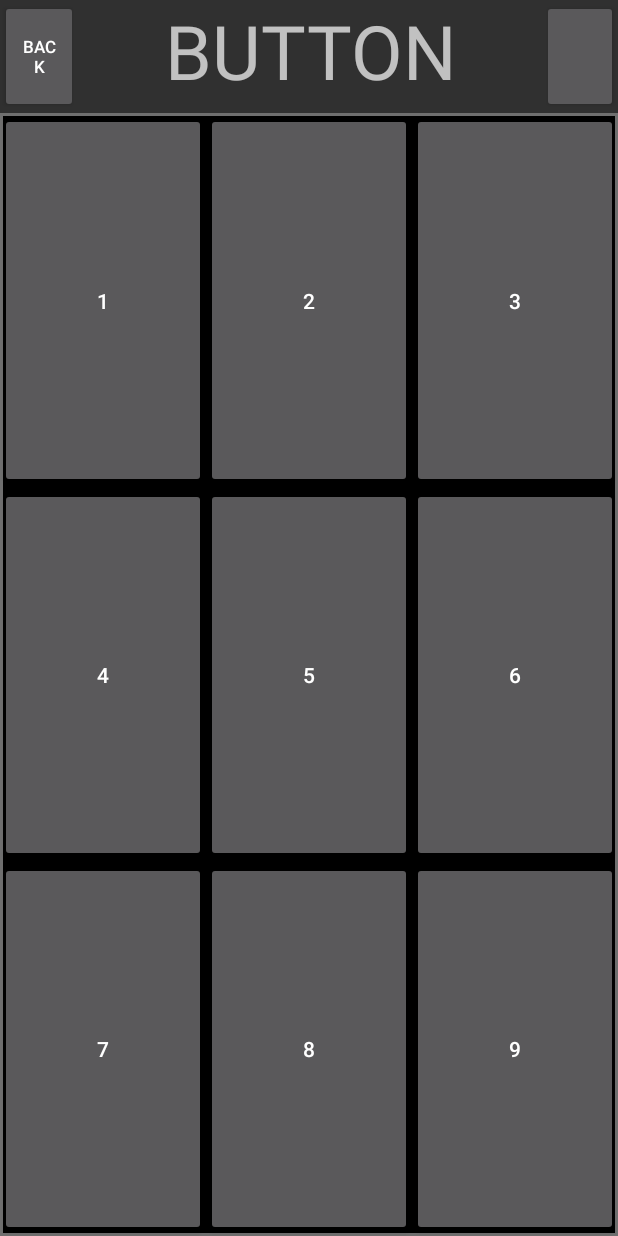
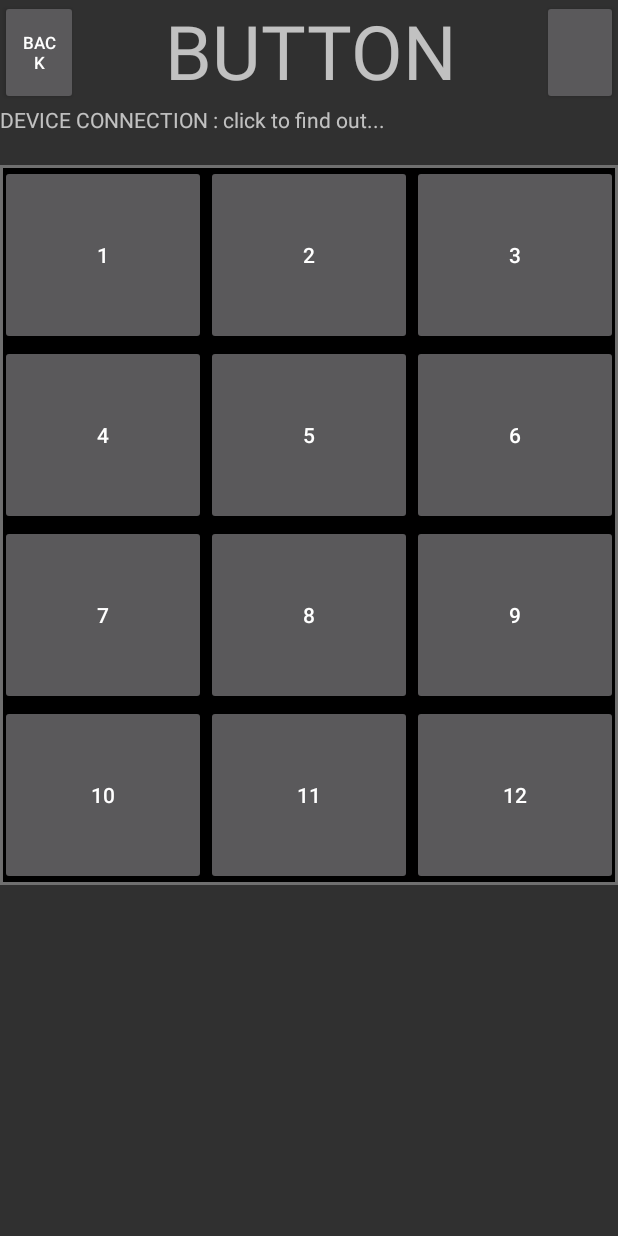
Before and after one commit to woomurf/2018-OpenSource-Project-Robo-Hand, an Android app: the ButtonActivity screen opened directly, with no data from a screen before it, on a phone screen of 412 x 824 dp. Run offline under Robolectric (Android 15) with nearby library versions, the phone set to English and light mode, and no system bars; libraries missing offline, so code that uses them is left out: app.akexorcist.bluetotohspp; 5 statements that could not run were skipped.

Commit message:
1. 전송할 데이터 전용 클래스 작성 2. 블루투스 이슈 관련 수정 - 테스트 필요

```diff
--- a/Robohand/app/src/main/java/com/example/hw/robohand/BluetoothSetting.java
+++ b/Robohand/app/src/main/java/com/example/hw/robohand/BluetoothSetting.java
@@ -27,7 +27,7 @@ public class BluetoothSetting extends AppCompatActivity {
         START = (Button)findViewById(R.id.START);
 
         FIRST_BT = new BluetoothSPP(BluetoothSetting.this);
-        //FIRST_BT.getBluetoothAdapter();
+        FIRST_BT.getBluetoothAdapter();
         FIRST_BT.setupService();
 
         START.setOnClickListener(new View.OnClickListener() {
--- a/Robohand/app/src/main/java/com/example/hw/robohand/ButtonActivity.java
+++ b/Robohand/app/src/main/java/com/example/hw/robohand/ButtonActivity.java
@@ -5,6 +5,7 @@ import android.os.Bundle;
 import android.support.v7.app.AppCompatActivity;
 import android.view.View;
 import android.widget.Button;
+import android.widget.TextView;
 import android.widget.Toast;
 
 import app.akexorcist.bluetotohspp.library.BluetoothSPP;
@@ -14,8 +15,9 @@ public class ButtonActivity extends AppCompatActivity {
 
     private Button back;
     private Button settings;
+    private TextView connectionCheck;
     private Button button[];
-    private String msg[];
+    private dataString dSet;
 
     BluetoothSPP BUTTON_BT;
 
@@ -29,11 +31,11 @@ public class ButtonActivity extends AppCompatActivity {
 
         back = (Button)findViewById(R.id.button_back);
 
-        msg = new String[9];
-        for(int i = 0; i < 9; i++)
-            msg[i] = String.valueOf(i);
+        connectionCheck = (TextView)findViewById(R.id.connectionCheck);
 
-        button = new Button[9];
+        dSet = new dataString();
+
+        button = new Button[12];
         button[0] = (Button)findViewById(R.id.button1);
         button[1] = (Button)findViewById(R.id.button2);
         button[2] = (Button)findViewById(R.id.button3);
@@ -43,9 +45,12 @@ public class ButtonActivity extends AppCompatActivity {
         button[6] = (Button)findViewById(R.id.button7);
         button[7] = (Button)findViewById(R.id.button8);
         button[8] = (Button)findViewById(R.id.button9);
+        button[9] = (Button)findViewById(R.id.button10);
+        button[10] = (Button)findViewById(R.id.button11);
+        button[11] = (Button)findViewById(R.id.button12);
 
         BUTTON_BT = new BluetoothSPP(ButtonActivity.this);
-        //BUTTON_BT.getBluetoothAdapter();
+        BUTTON_BT.getBluetoothAdapter();
         BUTTON_BT.setupService();
 
         try {
@@ -58,15 +63,24 @@ public class ButtonActivity extends AppCompatActivity {
             finish();
         }
 
-        for(int idx = 0; idx < 9; idx++) {
+        for(int idx = 0; idx < 12; idx++) {
             button[idx].setOnClickListener(new ButtonClickListener(idx) {
                 @Override
                 public void onClick(View v) {
-                    BUTTON_BT.send(msg[index], true);
+                    BUTTON_BT.send(dSet.getData(index), true);
                 }
             });
         }
-
+        connectionCheck.setOnClickListener(new View.OnClickListener() {
+            @Override
+            public void onClick(View v) {
+                if(BUTTON_BT.isBluetoothEnabled() && BUTTON_BT.isBluetoothAvailable()) {
+                    connectionCheck.setText("GOOD");
+                }
+                else
+                    connectionCheck.setText("MISS");
+            }
+        });
         back.setOnClickListener(new View.OnClickListener() {
             @Override
             public void onClick(View v) {
--- /dev/null
+++ b/Robohand/app/src/main/java/com/example/hw/robohand/dataString.java
@@ -0,0 +1,31 @@
+package com.example.hw.robohand;
+
+public class dataString {
+    private String[] data;
+    public dataString() {
+        data = new String[12];
+        data[0] = "0";
+        data[1] = "1";
+        data[2] = "2";
+        data[3] = "3";
+        data[4] = "4";
+        data[5] = "5";
+        data[6] = "6";
+        data[7] = "7";
+        data[8] = "8";
+        data[9] = "9";
+        data[10] = "10";
+        data[11] = "12";
+    }
+    public String getData(int idx) {
+        return data[idx];
+    }
+    public String getData(int idx, String id) {
+        if(idx > 3) return "-1";
+        if(id == "SWIPE UP") return data[idx];
+        else if(id == "SWIPE DOWN") return data[idx + 3];
+        else if(id == "SWIPE RIGHT") return data[idx + 6];
+        else if(id == "SWIPE LEFT") return data[idx + 9];
+        return "-1";
+    }
+}
--- a/Robohand/app/src/main/res/layout/activity_button.xml
+++ b/Robohand/app/src/main/res/layout/activity_button.xml
@@ -11,125 +11,170 @@
 
         <LinearLayout
             android:layout_width="match_parent"
-            android:layout_height="match_parent"
-            android:orientation="horizontal"
-            android:layout_weight="10">
+            android:layout_height="70dp"
+            android:orientation="horizontal">
 
             <Button
                 android:id="@+id/button_back"
                 android:layout_width="match_parent"
                 android:layout_height="match_parent"
                 android:layout_weight="7"
-                android:textSize="5pt"
-                android:text="back"/>
+                android:text="back"
+                android:textSize="5pt" />
 
             <TextView
                 android:layout_width="match_parent"
                 android:layout_height="match_parent"
+                android:layout_weight="2"
                 android:text="BUTTON"
-                android:textSize="50dp"
                 android:textAlignment="center"
-                android:layout_weight="2"/>
+                android:textSize="50dp" />
 
             <Button
                 android:layout_width="match_parent"
                 android:layout_height="match_parent"
                 android:layout_weight="7"
-                android:textSize="5pt"/>
+                android:textSize="5pt" />
 
         </LinearLayout>
 
         <LinearLayout
             android:layout_width="match_parent"
-            android:layout_height="match_parent"
-            android:orientation="vertical"
-            android:layout_weight="1"
-            android:background="@drawable/csground">
+            android:layout_height="40dp"
+            android:orientation="horizontal">
+
+            <TextView
+                android:layout_width="wrap_content"
+                android:layout_height="wrap_content"
+                android:text="DEVICE CONNECTION : " />
+
+            <TextView
+                android:id="@+id/connectionCheck"
+                android:layout_width="wrap_content"
+                android:layout_height="wrap_content"
+                android:text="click to find out..." />
+
+        </LinearLayout>
+
+        <LinearLayout
+            android:layout_width="match_parent"
+            android:layout_height="480dp"
+            android:background="@drawable/csground"
+            android:orientation="vertical">
 
             <LinearLayout
                 android:layout_width="match_parent"
                 android:layout_height="match_parent"
-                android:orientation="horizontal"
-                android:layout_weight="1">
+                android:layout_weight="1"
+                android:orientation="horizontal">
 
                 <Button
                     android:id="@+id/button1"
                     android:layout_width="match_parent"
                     android:layout_height="match_parent"
                     android:layout_weight="1"
-                    android:text="1"/>
+                    android:text="1" />
 
                 <Button
                     android:id="@+id/button2"
                     android:layout_width="match_parent"
                     android:layout_height="match_parent"
                     android:layout_weight="1"
-                    android:text="2"/>
+                    android:text="2" />
 
                 <Button
                     android:id="@+id/button3"
                     android:layout_width="match_parent"
                     android:layout_height="match_parent"
                     android:layout_weight="1"
-                    android:text="3"/>
+                    android:text="3" />
 
             </LinearLayout>
 
             <LinearLayout
                 android:layout_width="match_parent"
                 android:layout_height="match_parent"
-                android:orientation="horizontal"
-                android:layout_weight="1">
+                android:layout_weight="1"
+                android:orientation="horizontal">
 
                 <Button
                     android:id="@+id/button4"
                     android:layout_width="match_parent"
                     android:layout_height="match_parent"
                     android:layout_weight="1"
-                    android:text="4"/>
+                    android:text="4" />
 
                 <Button
                     android:id="@+id/button5"
                     android:layout_width="match_parent"
                     android:layout_height="match_parent"
                     android:layout_weight="1"
-                    android:text="5"/>
+                    android:text="5" />
 
                 <Button
                     android:id="@+id/button6"
                     android:layout_width="match_parent"
                     android:layout_height="match_parent"
                     android:layout_weight="1"
-                    android:text="6"/>
+                    android:text="6" />
 
             </LinearLayout>
 
             <LinearLayout
                 android:layout_width="match_parent"
                 android:layout_height="match_parent"
-                android:orientation="horizontal"
-                android:layout_weight="1">
+                android:layout_weight="1"
+                android:orientation="horizontal">
 
                 <Button
                     android:id="@+id/button7"
                     android:layout_width="match_parent"
                     android:layout_height="match_parent"
                     android:layout_weight="1"
-                    android:text="7"/>
+                    android:text="7" />
 
                 <Button
                     android:id="@+id/button8"
                     android:layout_width="match_parent"
                     android:layout_height="match_parent"
                     android:layout_weight="1"
-                    android:text="8"/>
+                    android:text="8" />
 
                 <Button
                     android:id="@+id/button9"
                     android:layout_width="match_parent"
                     android:layout_height="match_parent"
                     android:layout_weight="1"
-                    android:text="9"/>
+                    android:text="9" />
+
+            </LinearLayout>
+
+            <LinearLayout
+                android:layout_width="match_parent"
+                android:layout_height="match_parent"
+                android:layout_weight="1"
+                android:orientation="horizontal">
+
+                <Button
+                    android:id="@+id/button10"
+                    android:layout_width="match_parent"
+                    android:layout_height="match_parent"
+                    android:layout_weight="1"
+                    android:text="10" />
+
+                <Button
+                    android:id="@+id/button11"
+                    android:layout_width="match_parent"
+                    android:layout_height="match_parent"
+                    android:layout_weight="1"
+                    android:text="11" />
+
+                <Button
+                    android:id="@+id/button12"
+                    android:layout_width="match_parent"
+                    android:layout_height="match_parent"
+                    android:layout_weight="1"
+                    android:text="12" />
 
             </LinearLayout>
 
--- a/Robohand/app/src/main/res/layout/activity_gesture.xml
+++ b/Robohand/app/src/main/res/layout/activity_gesture.xml
@@ -32,10 +32,12 @@
                 android:layout_weight="2"/>
 
             <Button
+                android:id="@+id/gesture_settings"
                 android:layout_width="match_parent"
                 android:layout_height="match_parent"
                 android:layout_weight="7"
-                android:textSize="5pt"/>
+                android:textSize="5pt"
+                android:text="set"/>
 
         </LinearLayout>
 
```
Also changed, not shown: Robohand/app/src/main/java/com/example/hw/robohand/GestureActivity.java (+36 -19 lines), Robohand/app/src/main/java/com/example/hw/robohand/settings_Gesture.java (added, +52 -0 lines), Robohand/app/src/main/res/layout/settings_gesture.xml (added, +223 -0 lines), Robohand/app/src/main/java/com/example/hw/robohand/ButtonClickListener.java (line endings or trailing spaces).
